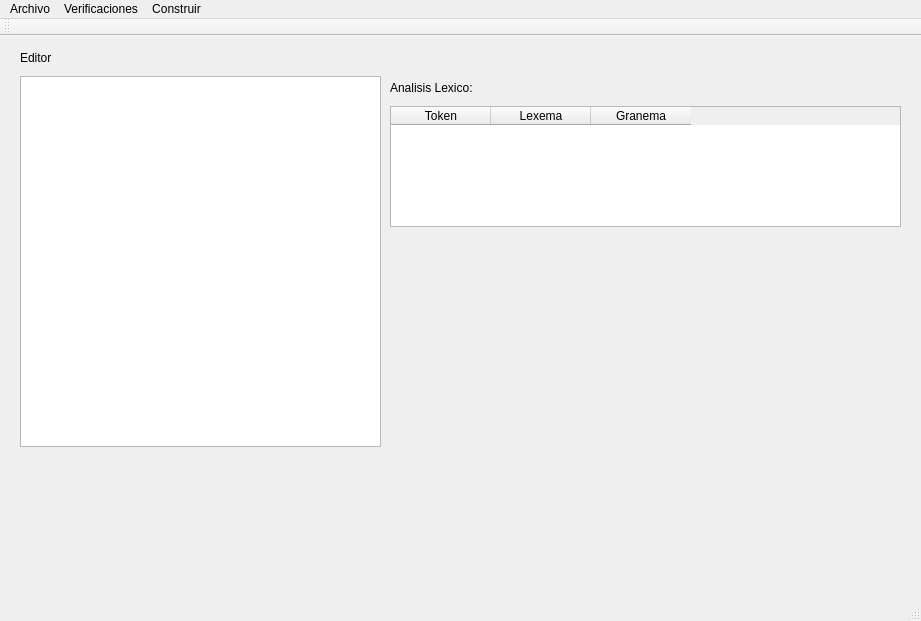
koerhunt/BroccoliLang, file mainwindow.ui: the form before one commit.
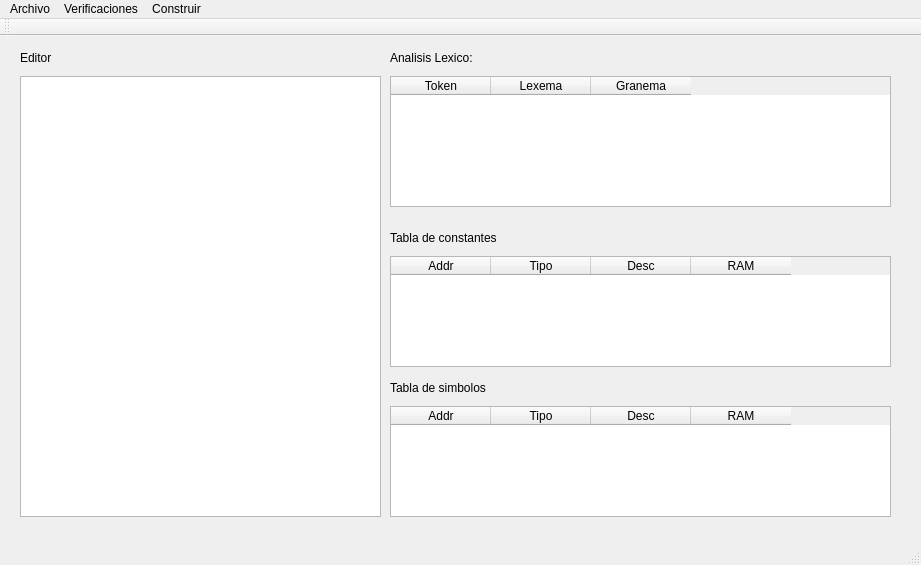
The form after the commit.

Commit message: ui tablas const y vars

```diff
--- a/mainwindow.ui
+++ b/mainwindow.ui
@@ -10,7 +10,7 @@
     <x>0</x>
     <y>0</y>
     <width>921</width>
-    <height>621</height>
+    <height>565</height>
    </rect>
   </property>
   <property name="windowTitle">
@@ -29,7 +29,7 @@
       <x>20</x>
       <y>40</y>
       <width>361</width>
-      <height>371</height>
+      <height>441</height>
      </rect>
     </property>
     <property name="readOnly">
@@ -59,9 +59,9 @@
     <property name="geometry">
      <rect>
       <x>390</x>
-      <y>70</y>
-      <width>511</width>
-      <height>121</height>
+      <y>40</y>
+      <width>501</width>
+      <height>131</height>
      </rect>
     </property>
     <property name="autoFillBackground">
@@ -87,7 +87,7 @@
     <property name="geometry">
      <rect>
       <x>390</x>
-      <y>40</y>
+      <y>10</y>
       <width>121</width>
       <height>23</height>
      </rect>
@@ -96,6 +96,92 @@
      <string>Analisis Lexico:</string>
     </property>
    </widget>
+   <widget class="QLabel" name="label_3">
+    <property name="geometry">
+     <rect>
+      <x>390</x>
+      <y>340</y>
+      <width>141</width>
+      <height>23</height>
+     </rect>
+    </property>
+    <property name="text">
+     <string>Tabla de simbolos</string>
+    </property>
+   </widget>
+   <widget class="QLabel" name="label_4">
+    <property name="geometry">
+     <rect>
+      <x>390</x>
+      <y>190</y>
+      <width>161</width>
+      <height>23</height>
+     </rect>
+    </property>
+    <property name="text">
+     <string>Tabla de constantes</string>
+    </property>
+   </widget>
+   <widget class="QTableWidget" name="tableCon">
+    <property name="geometry">
+     <rect>
+      <x>390</x>
+      <y>220</y>
+      <width>501</width>
+      <height>111</height>
+     </rect>
+    </property>
+    <column>
+     <property name="text">
+      <string>Addr</string>
+     </property>
+    </column>
+    <column>
+     <property name="text">
+      <string>Tipo</string>
+     </property>
+    </column>
+    <column>
+     <property name="text">
+      <string>Desc</string>
+     </property>
+    </column>
+    <column>
+     <property name="text">
+      <string>RAM</string>
+     </property>
+    </column>
+   </widget>
+   <widget class="QTableWidget" name="tableVar">
+    <property name="geometry">
+     <rect>
+      <x>390</x>
+      <y>370</y>
+      <width>501</width>
+      <height>111</height>
+     </rect>
+    </property>
+    <column>
+     <property name="text">
+      <string>Addr</string>
+     </property>
+    </column>
+    <column>
+     <property name="text">
+      <string>Tipo</string>
+     </property>
+    </column>
+    <column>
+     <property name="text">
+      <string>Desc</string>
+     </property>
+    </column>
+    <column>
+     <property name="text">
+      <string>RAM</string>
+     </property>
+    </column>
+   </widget>
   </widget>
   <widget class="QMenuBar" name="menuBar">
    <property name="geometry">
```
Left out of the diff: 4 changed lines with no effect on the pictures. The commit also changes 4 other files.
